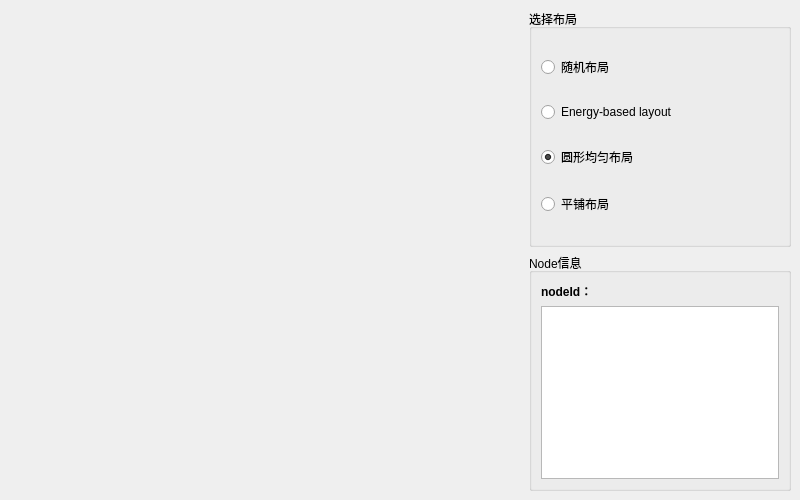
Before: the Qt Designer form topicwindow.ui in Imanity/GraphView, drawn with Qt 5.
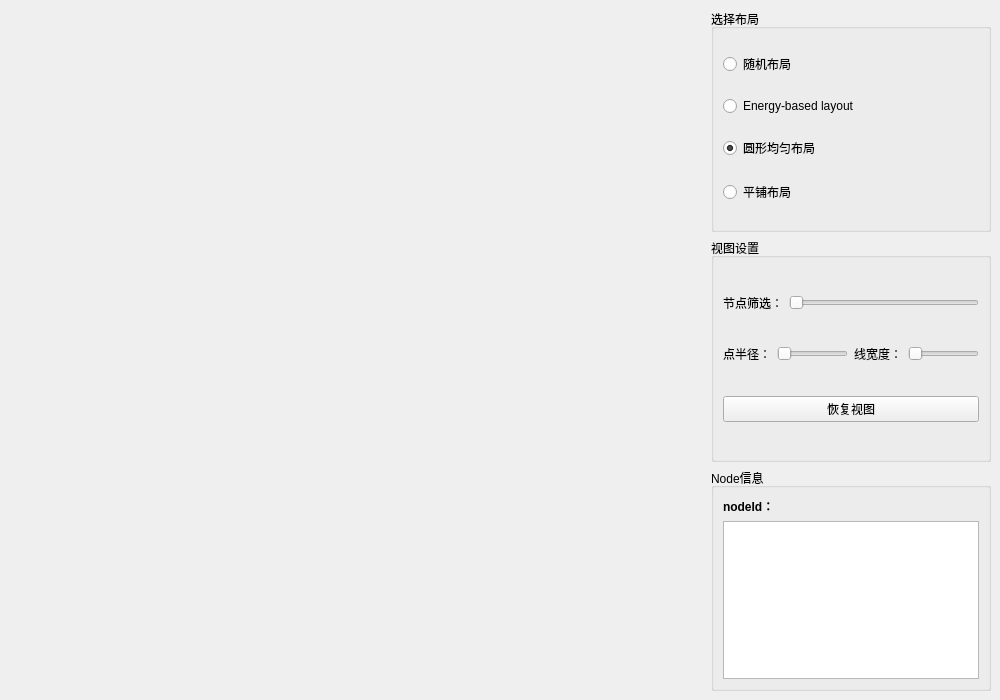
After: the same form once the commit is applied.

Diff of the .ui file:
```diff
--- a/topicwindow.ui
+++ b/topicwindow.ui
@@ -6,8 +6,8 @@
    <rect>
     <x>0</x>
     <y>0</y>
-    <width>800</width>
-    <height>500</height>
+    <width>1000</width>
+    <height>700</height>
    </rect>
   </property>
   <property name="mouseTracking">
@@ -28,16 +28,28 @@
       </property>
       <property name="sizeHint" stdset="0">
        <size>
-        <width>538</width>
+        <width>9999</width>
         <height>20</height>
        </size>
       </property>
      </spacer>
     </item>
     <item>
-     <layout class="QVBoxLayout" name="verticalLayout_3" stretch="1,1">
+     <layout class="QVBoxLayout" name="verticalLayout_3" stretch="1,1,1">
       <item>
        <widget class="QGroupBox" name="groupBox">
+        <property name="sizePolicy">
+         <sizepolicy hsizetype="Fixed" vsizetype="Preferred">
+          <horstretch>0</horstretch>
+          <verstretch>0</verstretch>
+         </sizepolicy>
+        </property>
+        <property name="minimumSize">
+         <size>
+          <width>280</width>
+          <height>0</height>
+         </size>
+        </property>
         <property name="autoFillBackground">
          <bool>true</bool>
         </property>
@@ -93,6 +105,131 @@
       </item>
       <item>
        <widget class="QGroupBox" name="groupBox_2">
+        <property name="sizePolicy">
+         <sizepolicy hsizetype="Fixed" vsizetype="Preferred">
+          <horstretch>0</horstretch>
+          <verstretch>0</verstretch>
+         </sizepolicy>
+        </property>
+        <property name="minimumSize">
+         <size>
+          <width>280</width>
+          <height>0</height>
+         </size>
+        </property>
+        <property name="autoFillBackground">
+         <bool>true</bool>
+        </property>
+        <property name="title">
+         <string>视图设置</string>
+        </property>
+        <layout class="QVBoxLayout" name="verticalLayout_4">
+         <item>
+          <layout class="QHBoxLayout" name="horizontalLayout_2" stretch="0,0">
+           <item>
+            <widget class="QLabel" name="label">
+             <property name="sizePolicy">
+              <sizepolicy hsizetype="Preferred" vsizetype="Preferred">
+               <horstretch>0</horstretch>
+               <verstretch>0</verstretch>
+              </sizepolicy>
+             </property>
+             <property name="text">
+              <string>节点筛选：</string>
+             </property>
+            </widget>
+           </item>
+           <item>
+            <widget class="QSlider" name="NodeSelecter">
+             <property name="sizePolicy">
+              <sizepolicy hsizetype="Expanding" vsizetype="Fixed">
+               <horstretch>0</horstretch>
+               <verstretch>0</verstretch>
+              </sizepolicy>
+             </property>
+             <property name="focusPolicy">
+              <enum>Qt::NoFocus</enum>
+             </property>
+             <property name="orientation">
+              <enum>Qt::Horizontal</enum>
+             </property>
+            </widget>
+           </item>
+          </layout>
+         </item>
+         <item>
+          <layout class="QHBoxLayout" name="horizontalLayout_3" stretch="1,1">
+           <item>
+            <layout class="QHBoxLayout" name="horizontalLayout_4">
+             <item>
+              <widget class="QLabel" name="label_2">
+               <property name="text">
+                <string>点半径：</string>
+               </property>
+              </widget>
+             </item>
+             <item>
+              <widget class="QSlider" name="nodeAdjust">
+               <property name="focusPolicy">
+                <enum>Qt::NoFocus</enum>
+               </property>
+               <property name="orientation">
+                <enum>Qt::Horizontal</enum>
+               </property>
+              </widget>
+             </item>
+            </layout>
+           </item>
+           <item>
+            <layout class="QHBoxLayout" name="horizontalLayout_5">
+             <item>
+              <widget class="QLabel" name="label_3">
+               <property name="text">
+                <string>线宽度：</string>
+               </property>
+              </widget>
+             </item>
+             <item>
+              <widget class="QSlider" name="edgeAdjust">
+               <property name="focusPolicy">
+                <enum>Qt::NoFocus</enum>
+               </property>
+               <property name="orientation">
+                <enum>Qt::Horizontal</enum>
+               </property>
+              </widget>
+             </item>
+            </layout>
+           </item>
+          </layout>
+         </item>
+         <item>
+          <widget class="QPushButton" name="resetView">
+           <property name="focusPolicy">
+            <enum>Qt::NoFocus</enum>
+           </property>
+           <property name="text">
+            <string>恢复视图</string>
+           </property>
+          </widget>
+         </item>
+        </layout>
+       </widget>
+      </item>
+      <item>
+       <widget class="QGroupBox" name="groupBox_3">
+        <property name="sizePolicy">
+         <sizepolicy hsizetype="Fixed" vsizetype="Preferred">
+          <horstretch>0</horstretch>
+          <verstretch>0</verstretch>
+         </sizepolicy>
+        </property>
+        <property name="minimumSize">
+         <size>
+          <width>280</width>
+          <height>0</height>
+         </size>
+        </property>
         <property name="autoFillBackground">
          <bool>true</bool>
         </property>
@@ -113,7 +250,7 @@
             <bool>true</bool>
            </property>
            <property name="sizePolicy">
-            <sizepolicy hsizetype="Maximum" vsizetype="Expanding">
+            <sizepolicy hsizetype="Expanding" vsizetype="Expanding">
              <horstretch>0</horstretch>
              <verstretch>0</verstretch>
             </sizepolicy>
```
